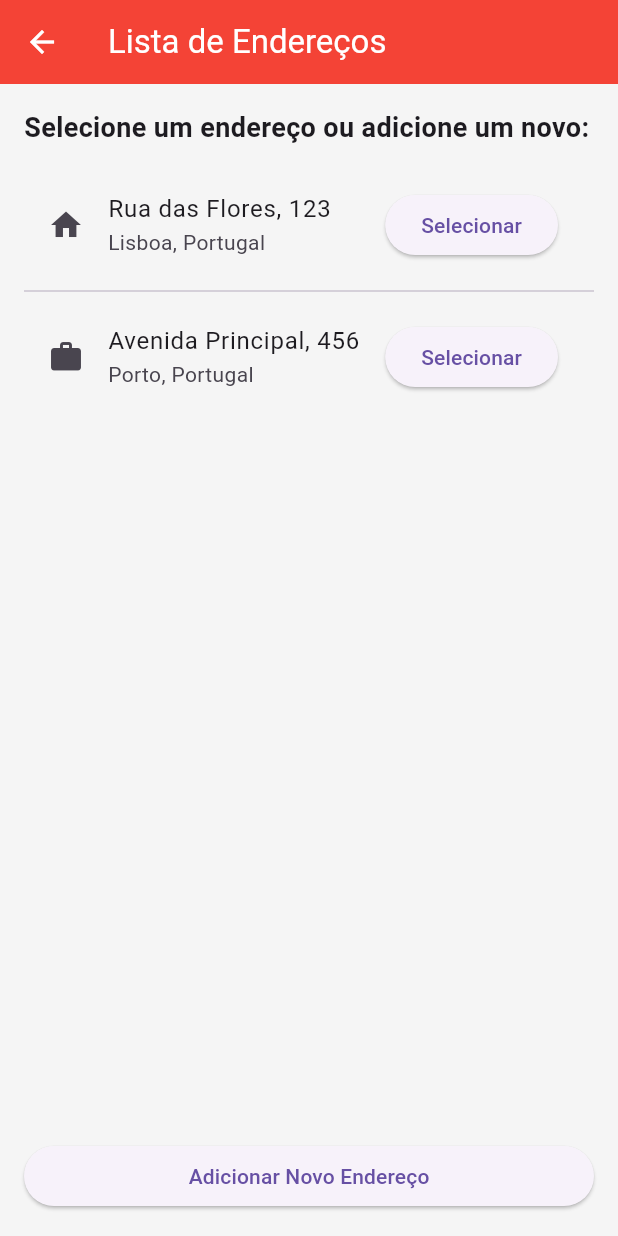
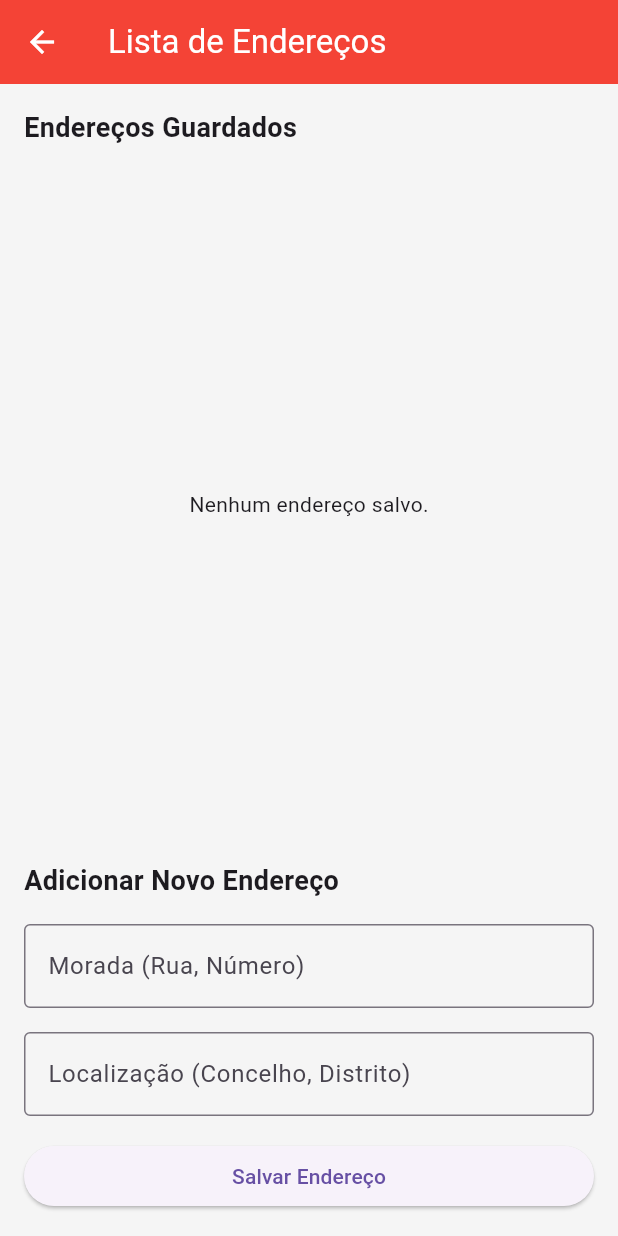
Before and after one commit to Ed7895678/PM_Flutter, a Flutter app: the AddressesListScreen screen opened directly, on a phone screen of 412 x 824 dp. Run offline on Flutter 3.47's test engine with Material 3 defaults, Android fonts, the phone set to English and light mode, and no system bars; our stand-ins replace shared_preferences; accounts and stored records are empty.

Commit message:
New address and confirmations pages

```diff
--- /dev/null
+++ b/projeto/lib/data/services/sp_addresses.dart
@@ -0,0 +1,53 @@
+import 'dart:convert';
+import 'dart:math';
+import 'package:shared_preferences/shared_preferences.dart';
+
+class AddressService {
+  static const String _keyAddresses = "flutter.addresses";
+
+  // Gerar ID aleatório
+  static String _generateRandomId() {
+    const characters = 'abcdefghijklmnopqrstuvwxyz0123456789';
+    final random = Random();
+    return List.generate(10, (index) => characters[random.nextInt(characters.length)]).join();
+  }
+
+  // Obter lista de endereços
+  static Future<List<Map<String, String>>> getAddresses() async {
+    final prefs = await SharedPreferences.getInstance();
+    final jsonString = prefs.getString(_keyAddresses) ?? '[]';
+
+    try {
+      final List<dynamic> decodedList = json.decode(jsonString);
+      return decodedList.map((e) => Map<String, String>.from(e)).toList();
+    } catch (e) {
+      return [];
+    }
+  }
+
+  // Salvar lista de endereços
+  static Future<void> saveAddresses(List<Map<String, String>> addresses) async {
+    final prefs = await SharedPreferences.getInstance();
+    final jsonString = json.encode(addresses);
+    await prefs.setString(_keyAddresses, jsonString);
+    }
+
+  // Adicionar novo endereço
+  static Future<void> addAddress(String morada, String localizacao) async {
+    final addresses = await getAddresses();
+    final newAddress = {
+      'id': _generateRandomId(),
+      'morada': morada,
+      'localizacao': localizacao,
+    };
+    addresses.add(newAddress);
+    await saveAddresses(addresses);
+  }
+
+  // Remover endereço por ID
+  static Future<void> removeAddressById(String id) async {
+    final addresses = await getAddresses();
+    addresses.removeWhere((address) => address['id'] == id);
+    await saveAddresses(addresses);
+  }
+}
--- a/projeto/lib/screens/profile/addresses_list_screen.dart
+++ b/projeto/lib/screens/profile/addresses_list_screen.dart
@@ -1,66 +1,155 @@
-// lib/screens/address/addresses_list_screen.dart
 import 'package:flutter/material.dart';
+import '../../data/services/sp_addresses.dart';
 import '../../widgets/header.dart';
 
-class AddressesListScreen extends StatelessWidget {
+class AddressesListScreen extends StatefulWidget {
   const AddressesListScreen({super.key});
+
+  @override
+  State<AddressesListScreen> createState() => _AddressesListScreenState();
+}
+
+class _AddressesListScreenState extends State<AddressesListScreen> {
+  List<Map<String, String>> _addresses = [];
+
+  final TextEditingController _streetController = TextEditingController();
+  final TextEditingController _locationController = TextEditingController();
+
+  @override
+  void initState() {
+    super.initState();
+    _loadAddresses();
+  }
+
+  // Carregar endereços do SharedPreferences
+  Future<void> _loadAddresses() async {
+    try {
+      final storedAddresses = await AddressService.getAddresses();
+      setState(() {
+        _addresses = storedAddresses;
+      });
+    } catch (e) {
+      print("Erro ao carregar endereços: $e");
+      ScaffoldMessenger.of(context).showSnackBar(
+        const SnackBar(content: Text('Erro ao carregar endereços. Tente novamente!')),
+      );
+    }
+  }
+
+  // Adicionar um novo endereço
+  Future<void> _addAddress() async {
+    if (_streetController.text.isNotEmpty && _locationController.text.isNotEmpty) {
+      try {
+        await AddressService.addAddress(
+          _streetController.text,
+          _locationController.text,
+        );
+        _streetController.clear();
+        _locationController.clear();
+        await _loadAddresses(); // Atualiza a lista
+        ScaffoldMessenger.of(context).showSnackBar(
+          const SnackBar(content: Text('Endereço salvo com sucesso!')),
+        );
+      } catch (e) {
+        print("Erro ao adicionar endereço: $e");
+        ScaffoldMessenger.of(context).showSnackBar(
+          const SnackBar(content: Text('Erro ao salvar endereço. Tente novamente!')),
+        );
+      }
+    } else {
+      ScaffoldMessenger.of(context).showSnackBar(
+        const SnackBar(content: Text('Preencha todos os campos!')),
+      );
+    }
+  }
+
+  // Remover endereço por ID
+  Future<void> _removeAddress(String id) async {
+    try {
+      await AddressService.removeAddressById(id);
+      await _loadAddresses();
+      ScaffoldMessenger.of(context).showSnackBar(
+        const SnackBar(content: Text('Endereço removido com sucesso!')),
+      );
+    } catch (e) {
+      print("Erro ao remover endereço: $e");
+      ScaffoldMessenger.of(context).showSnackBar(
+        const SnackBar(content: Text('Erro ao remover endereço. Tente novamente!')),
+      );
+    }
+  }
 
   @override
   Widget build(BuildContext context) {
     return Scaffold(
-
       appBar: const Header(
         title: "Lista de Endereços",
       ),
-
       body: Padding(
         padding: const EdgeInsets.all(16.0),
         child: Column(
           crossAxisAlignment: CrossAxisAlignment.stretch,
           children: [
             const Text(
-              "Selecione um endereço ou adicione um novo:",
+              "Endereços Guardados",
               style: TextStyle(fontSize: 18, fontWeight: FontWeight.bold),
             ),
             const SizedBox(height: 16),
 
-            // Lista de endereços (simulada)
+            // Lista de endereços
             Expanded(
-              child: ListView(
-                children: [
-                  ListTile(
-                    leading: const Icon(Icons.home),
-                    title: const Text("Rua das Flores, 123"),
-                    subtitle: const Text("Lisboa, Portugal"),
-                    trailing: ElevatedButton(
+              child: _addresses.isEmpty
+                  ? const Center(child: Text("Nenhum endereço salvo."))
+                  : ListView.builder(
+                itemCount: _addresses.length,
+                itemBuilder: (context, index) {
+                  final address = _addresses[index];
+                  return Card(
+                    margin: const EdgeInsets.symmetric(vertical: 8),
+                    child: ListTile(
+                      title: Text("Morada: ${address['morada']}"),
+                      subtitle: Text("Localização: ${address['localizacao']}"),
+                      trailing: IconButton(
+                        icon: const Icon(Icons.delete, color: Colors.red),
                         onPressed: () {
-                        // Lógica de seleção de endereço
+                          _removeAddress(address['id']!);
                         },
-                      child: const Text("Selecionar"),
                       ),
                     ),
-                  const Divider(),
-                  ListTile(
-                    leading: const Icon(Icons.work),
-                    title: const Text("Avenida Principal, 456"),
-                    subtitle: const Text("Porto, Portugal"),
-                    trailing: ElevatedButton(
-                      onPressed: () {
-                        // Lógica de seleção de endereço
+                  );
                 },
-                      child: const Text("Selecionar"),
               ),
             ),
-                ],
+
+            // Campos para adicionar novo endereço
+            const SizedBox(height: 16),
+            const Text(
+              "Adicionar Novo Endereço",
+              style: TextStyle(fontSize: 18, fontWeight: FontWeight.bold),
+            ),
+
+            const SizedBox(height: 16),
+            TextField(
+              controller: _streetController,
+              decoration: const InputDecoration(
+                labelText: "Morada (Rua, Número)",
+                border: OutlineInputBorder(),
+              ),
+            ),
+
+            const SizedBox(height: 16),
+            TextField(
+              controller: _locationController,
+              decoration: const InputDecoration(
+                labelText: "Localização (Concelho, Distrito)",
+                border: OutlineInputBorder(),
               ),
             ),
 
             const SizedBox(height: 16),
             ElevatedButton(
-              onPressed: () {
-                // Lógica para adicionar um novo endereço
-              },
-              child: const Text("Adicionar Novo Endereço"),
+              onPressed: _addAddress,
+              child: const Text("Salvar Endereço"),
             ),
           ],
         ),
--- a/projeto/pubspec.yaml
+++ b/projeto/pubspec.yaml
@@ -30,7 +30,7 @@ environment:
 dependencies:
   flutter:
     sdk: flutter
-
+  shared_preferences: ^2.0.15
 
   # The following adds the Cupertino Icons font to your application.
   # Use with the CupertinoIcons class for iOS style icons.
```
Also changed, not shown: projeto/lib/screens/order/address_screen.dart (+70 -0 lines), projeto/lib/screens/order/confirmation_screen.dart (added, +37 -0 lines), projeto/lib/screens/order/payment_screen.dart (+15 -8 lines), 1 other file. Lines whose indentation alone changed are shown as unchanged.
